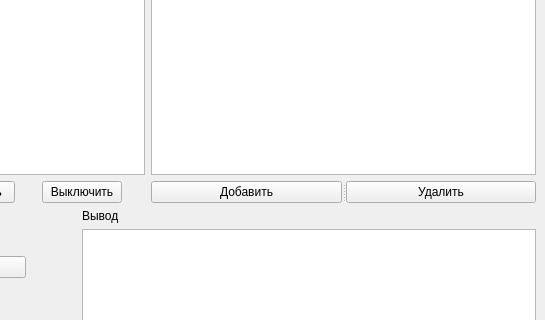
Qt form mainwindowapp.ui (evster-coder/IndustrialRobotSystem) before a commit; both pictures show x 255 to 800 and y 93 to 413 of the 800 by 600 pixel window.
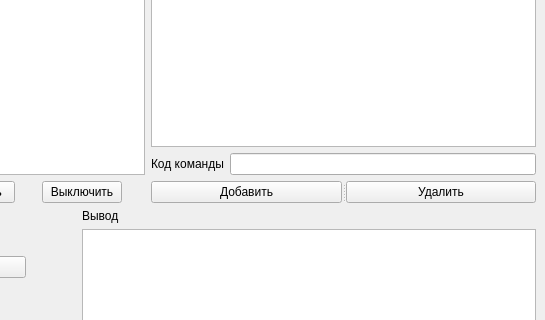
The same form after that commit.

Commit message: Added the ability to add new commands to system

```diff
--- a/mainwindowapp.ui
+++ b/mainwindowapp.ui
@@ -16,7 +16,7 @@
   <widget class="QWidget" name="centralwidget">
    <layout class="QVBoxLayout" name="verticalLayout_6">
     <item>
-     <layout class="QHBoxLayout" name="horizontalLayout" stretch="2,3,5">
+     <layout class="QHBoxLayout" name="horizontalLayout_4" stretch="2,3,5">
       <item>
        <layout class="QVBoxLayout" name="verticalLayout_3">
         <item>
@@ -97,6 +97,20 @@
         <item>
          <widget class="QListWidget" name="commandsList"/>
         </item>
+        <item>
+         <layout class="QHBoxLayout" name="horizontalLayout">
+          <item>
+           <widget class="QLabel" name="label">
+            <property name="text">
+             <string>Код команды</string>
+            </property>
+           </widget>
+          </item>
+          <item>
+           <widget class="QLineEdit" name="lineEditNewCommand"/>
+          </item>
+         </layout>
+        </item>
         <item>
          <widget class="QSplitter" name="splitter">
           <property name="orientation">
```
The commit also changes 2 other files.
